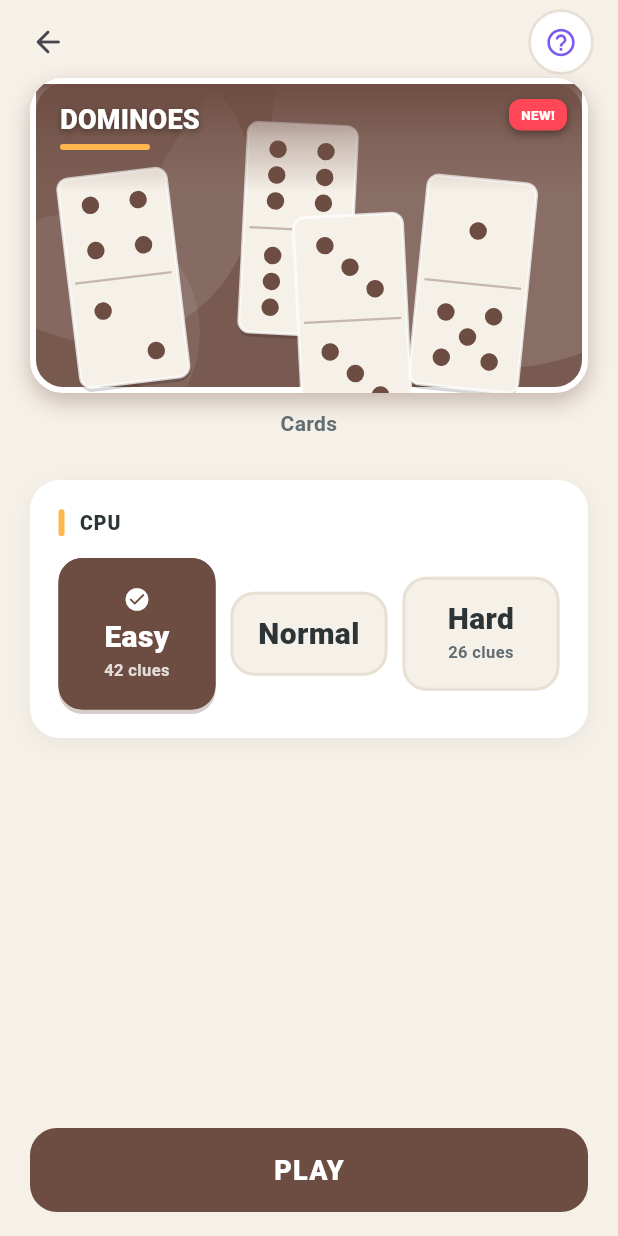
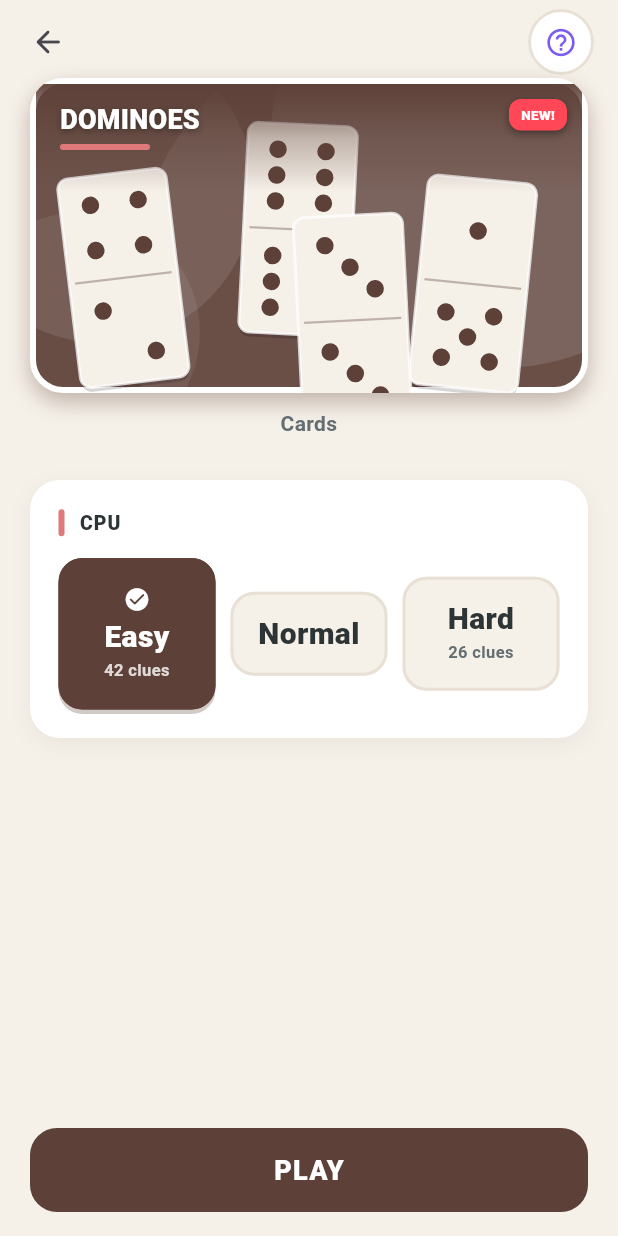
Before and after one commit to djmarina123/minigames, a Flutter app: the GamePrepScreen screen opened directly with empty values, on a phone screen of 412 x 824 dp. Run offline on Flutter 3.47's test engine with Material 3 defaults, Android fonts, the phone set to English and light mode, and no system bars; our stand-ins replace firebase_analytics, firebase_auth, firebase_core, firebase_crashlytics, firebase_messaging, firebase_remote_config and 4 more; missing offline and left inert: flame; accounts and stored records are empty; network calls fail.

Commit message:
Refina paleta do Dominó no hub e internacionaliza rótulo CPU no prep.

```diff
--- a/lib/core/theme/hub_theme.dart
+++ b/lib/core/theme/hub_theme.dart
@@ -51,8 +51,8 @@ abstract final class HubTheme {
       accentColor: Color(0xFFF9CA24),
     ),
     'domino': HubGameTheme(
-      cardColor: Color(0xFF6D4C41),
-      accentColor: Color(0xFFFFB74D),
+      cardColor: Color(0xFF5D4037),
+      accentColor: Color(0xFFE07A7A),
     ),
     'snake': HubGameTheme(
       cardColor: Color(0xFF16A085),
--- a/lib/games/domino/domino_game.dart
+++ b/lib/games/domino/domino_game.dart
@@ -39,7 +39,7 @@ class DominoGame implements HubGame {
         ),
         optionGroups: [
           GamePrepOptionGroup(
-            label: 'CPU',
+            label: L10nScope.of.gameDominoCpuTurn,
             optionKey: DominoConfig.optionKeyDifficulty,
             choices: const [
               GamePrepChoice(
```
